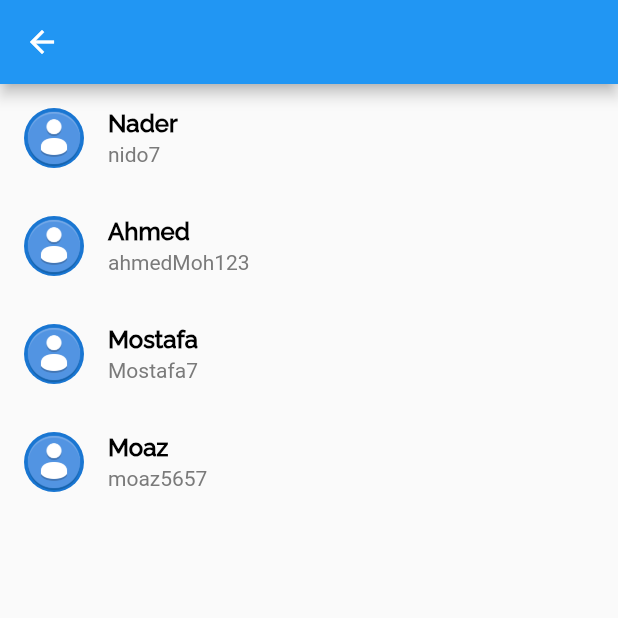
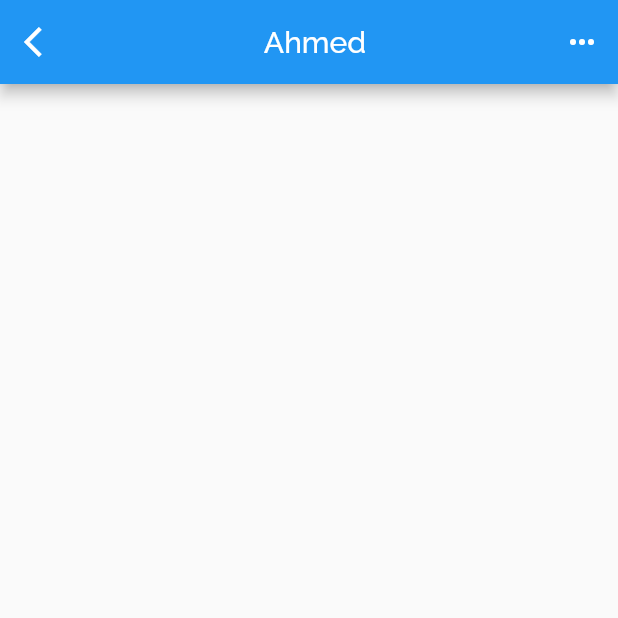
Before and after one commit to Nader-Youhanna/Twitter-App-Flutter, a Flutter app: the MessagesUsersList screen opened directly, after a tap on "Ahmed", on a phone screen of 412 x 824 dp, the top half of it. Run offline on Flutter 3.47's test engine with Material 2 defaults, Android fonts, the phone set to English and light mode, and no system bars; drawn by our look-alikes of overlay_support; our stand-ins replace country_code_picker, csc_picker, firebase_auth, firebase_core, firebase_messaging, fl_chart and 8 more; missing offline and left inert: country_state_city_pro, dart:ffi, flutter_verification_code; accounts and stored records are empty; network calls fail.

Commit message:
Progress in Messages

```diff
--- /dev/null
+++ b/android_app/lib/widgets/Messages/chat_page.dart
@@ -0,0 +1,38 @@
+import 'package:flutter/src/foundation/key.dart';
+import 'package:flutter/src/widgets/framework.dart';
+
+import 'package:flutter/material.dart';
+
+class ChatPage extends StatelessWidget {
+  String username;
+  ChatPage({required this.username});
+
+  @override
+  Widget build(BuildContext context) {
+    return Scaffold(
+      appBar: AppBar(
+        title: Center(
+          child: Text(
+            username,
+            style: const TextStyle(
+              fontFamily: 'RalewayMedium',
+            ),
+          ),
+        ),
+        leading: IconButton(
+          icon: Icon(Icons.arrow_back_ios),
+          onPressed: () {
+            Navigator.pop(context);
+          },
+        ),
+        actions: [
+          IconButton(
+            icon: Icon(Icons.more_horiz),
+            color: Colors.white,
+            onPressed: () {},
+          )
+        ],
+      ),
+    );
+  }
+}
--- a/android_app/lib/widgets/Messages/message.dart
+++ b/android_app/lib/widgets/Messages/message.dart
@@ -1,9 +1,11 @@
 import 'package:flutter/material.dart';
+import 'messages_user.dart';
 
 class Message extends StatelessWidget {
   bool left;
+  MessagesUser? user;
+  String messageText;
 
-  String messageText;
   Message({required this.left, required this.messageText});
 
   @override
@@ -20,7 +22,7 @@ class Message extends StatelessWidget {
               color: left ? Colors.blue : Colors.white,
               elevation: 10,
               margin: EdgeInsets.only(
-                  left: left ? 0 : screenWidth * 0.62,
+                  left: left ? 0 : screenWidth * 0.6,
                   right: left ? screenWidth * 0.1 : 0),
               child: Column(
                 children: [
--- a/android_app/lib/widgets/Messages/messages_users_list.dart
+++ b/android_app/lib/widgets/Messages/messages_users_list.dart
@@ -2,13 +2,21 @@ import 'package:flutter/material.dart';
 import 'package:flutter_chat_ui/flutter_chat_ui.dart';
 import 'messages_user.dart';
 import 'DM.dart';
+import 'chat_page.dart';
 
 class MessagesUsersList extends StatelessWidget {
   @override
   Widget build(BuildContext context) {
     return Scaffold(
-      appBar: AppBar(),
-      body: Container(
+      appBar: AppBar(
+        title: const Text(
+          'Chats',
+          style: TextStyle(
+            fontFamily: 'RalewayMedium',
+          ),
+        ),
+      ),
+      body: SizedBox(
         child: ListView(
           children: [
             InkWell(
@@ -30,12 +38,12 @@ class MessagesUsersList extends StatelessWidget {
             InkWell(
               child: MessagesUser('Ahmed', 'ahmedMoh123'),
               onTap: () {
-                // Navigator.push(
-                //   context,
-                //   MaterialPageRoute(
-                //       //builder: (context) => (ChatPage()),
-                //       ),
-                // );
+                Navigator.push(
+                  context,
+                  MaterialPageRoute(
+                    builder: (context) => (ChatPage(username: 'Ahmed')),
+                  ),
+                );
               },
             ),
             MessagesUser('Mostafa', 'Mostafa7'),
```
Also changed, not shown: android_app/lib/widgets/Log In/enter_password.dart (+6 -2 lines).
